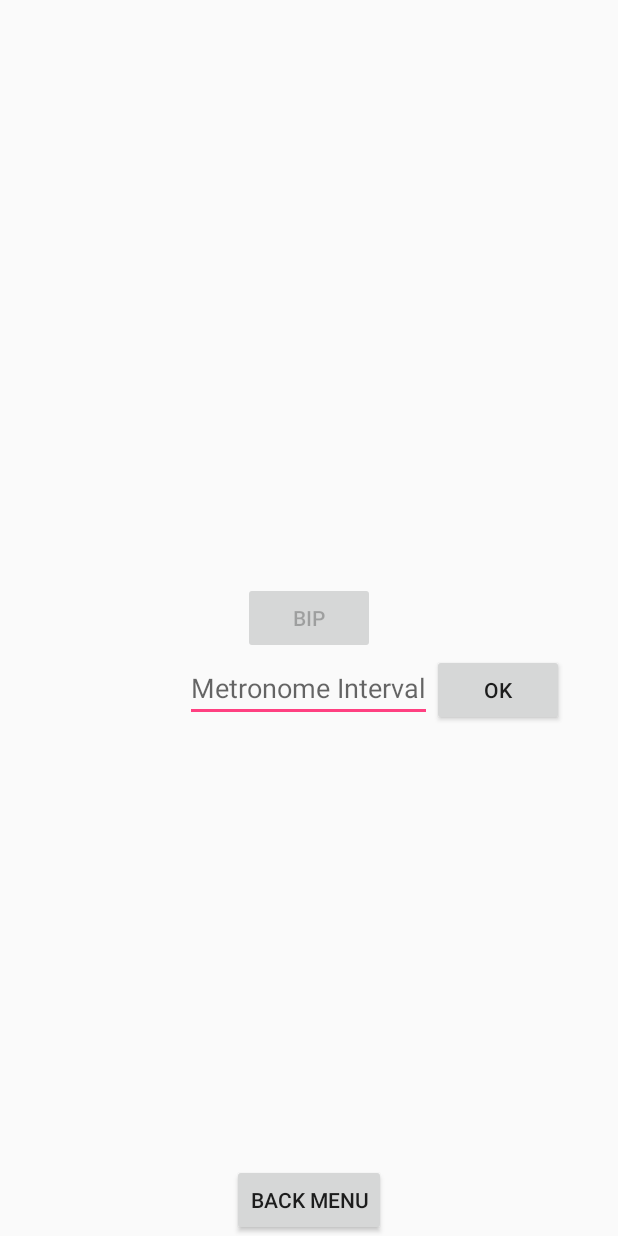
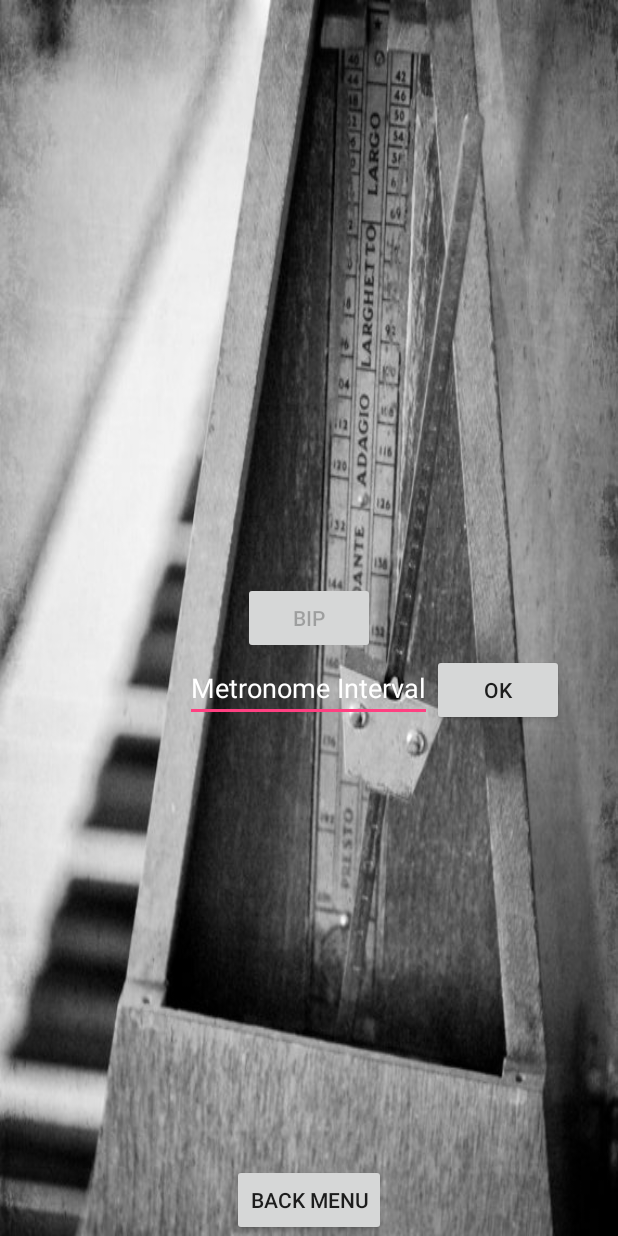
Before and after one commit to AlexisMarembert/MusicalApp, an Android app: the MetronomeActivity screen opened directly, with no data from a screen before it, on a phone screen of 412 x 824 dp. Run offline under Robolectric (Android 15) with nearby library versions, the phone set to English and light mode, and no system bars.

Commit message:
set custom style and backgrounds

```diff
--- a/app/src/main/res/layout/activity_instrument.xml
+++ b/app/src/main/res/layout/activity_instrument.xml
@@ -4,7 +4,8 @@
     xmlns:android="http://schemas.android.com/apk/res/android"
     android:layout_width="match_parent"
     android:layout_height="match_parent"
-    tools:context=".InstrumentActivity">
+    tools:context=".InstrumentActivity"
+    android:background="@drawable/instrument">
 
     <Button
         android:layout_width="wrap_content"
--- a/app/src/main/res/layout/activity_main.xml
+++ b/app/src/main/res/layout/activity_main.xml
@@ -4,7 +4,8 @@
     xmlns:android="http://schemas.android.com/apk/res/android"
     android:layout_width="match_parent"
     android:layout_height="match_parent"
-    tools:context=".MainActivity">
+    tools:context=".MainActivity"
+    android:background="@drawable/music_background">
 
     <Button
         android:layout_width="wrap_content"
--- a/app/src/main/res/layout/activity_metronome.xml
+++ b/app/src/main/res/layout/activity_metronome.xml
@@ -4,7 +4,8 @@
     xmlns:android="http://schemas.android.com/apk/res/android"
     android:layout_width="match_parent"
     android:layout_height="match_parent"
-    tools:context=".MetronomeActivity">
+    tools:context=".MetronomeActivity"
+    android:background="@drawable/metronome">
 
     <Button
         android:layout_width="wrap_content"
@@ -31,6 +32,10 @@
         android:gravity="left"
         android:id="@+id/metronomeInterval"
         android:inputType="number"
+        android:textColorHint="@android:color/white"
+        android:textColor="@android:color/white"
+        android:textColorHighlight="@android:color/darker_gray"
+        android:textCursorDrawable="@android:color/white"
         android:hint="@string/metronome_interval"/>
 
     <Button
--- a/app/src/main/res/layout/activity_visualize.xml
+++ b/app/src/main/res/layout/activity_visualize.xml
@@ -4,7 +4,8 @@
     xmlns:android="http://schemas.android.com/apk/res/android"
     android:layout_width="match_parent"
     android:layout_height="match_parent"
-    tools:context=".VisualizeActivity">
+    tools:context=".VisualizeActivity"
+    android:background="@drawable/visualize">
 
     <Button
         android:layout_width="wrap_content"
```
Also changed, not shown: app/src/main/res/drawable-hdpi/instrument.jpg (added), app/src/main/res/drawable-hdpi/metronome.jpg (added), app/src/main/res/drawable-hdpi/music_background.jpg (added), app/src/main/res/drawable-hdpi/visualize.jpg (added).
